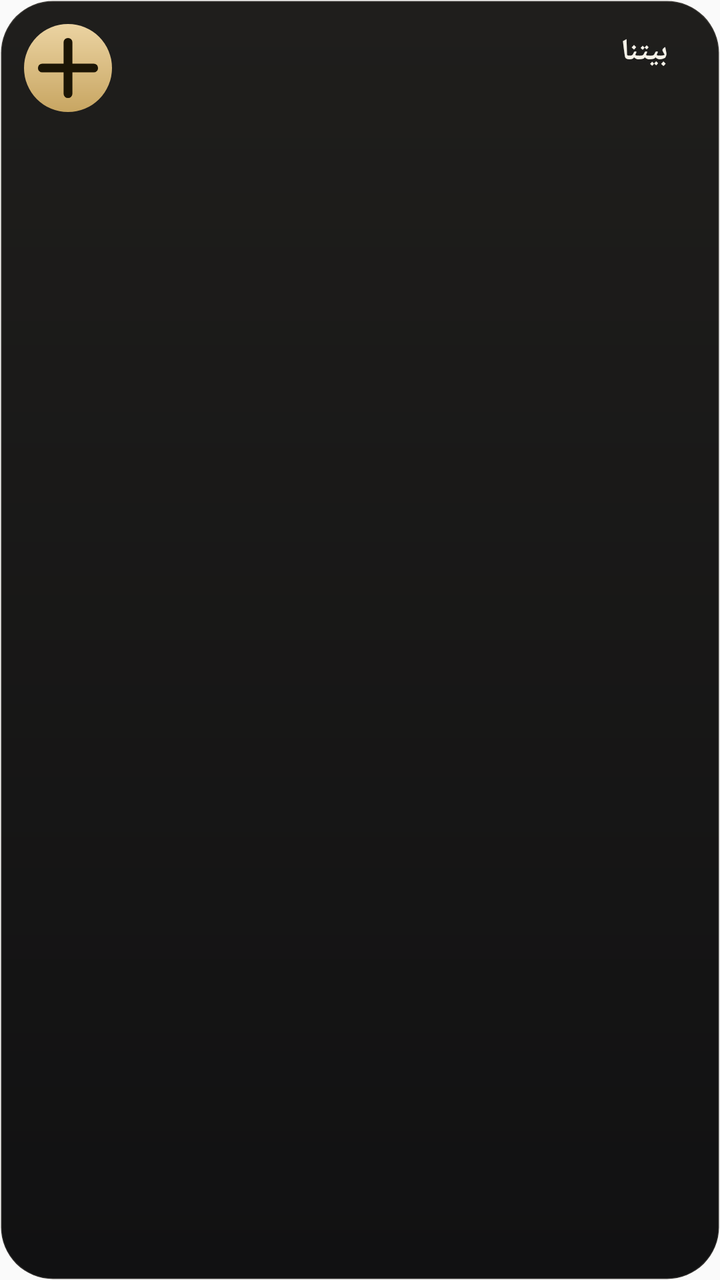
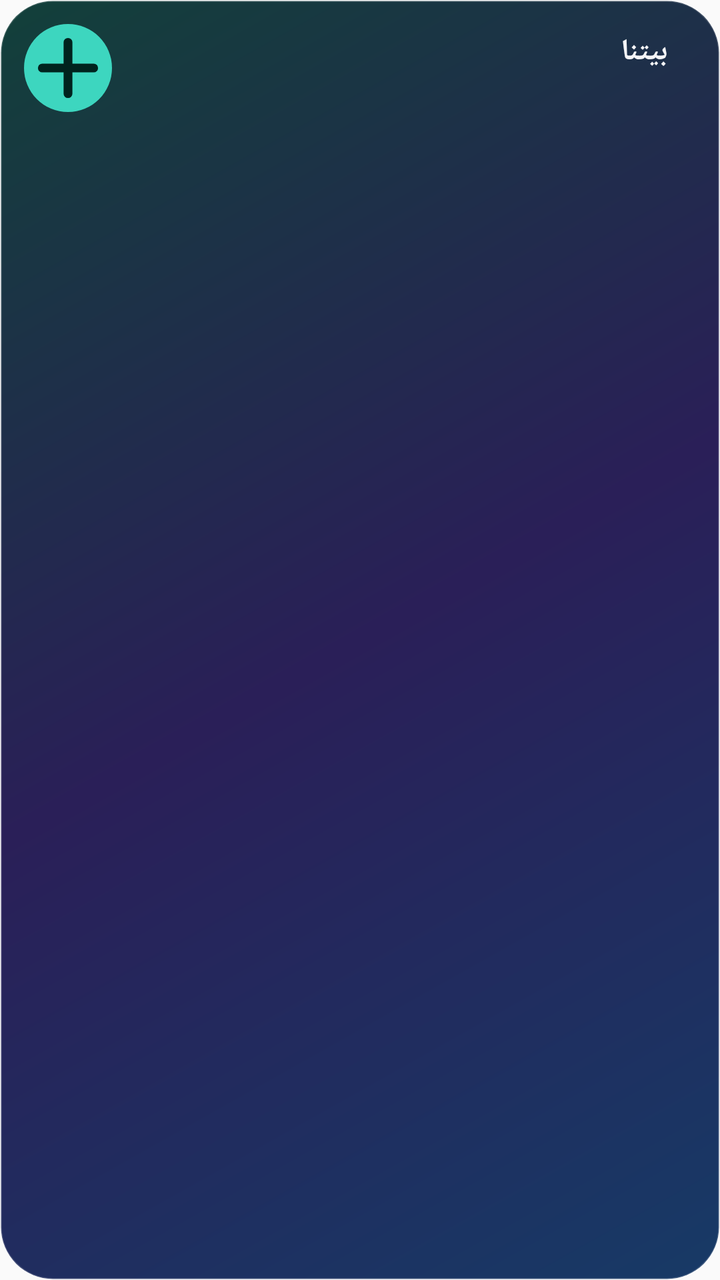

Compare the two renders of this Android layout. The source of the first and the diff that turns it into the second are given below.
<!-- AndroidManifest.xml: application theme AppTheme -->
<!-- res/layout/widget_list.xml -->
<?xml version="1.0" encoding="utf-8"?>
<LinearLayout xmlns:android="http://schemas.android.com/apk/res/android"
    android:id="@+id/widget_root" android:layout_width="match_parent" android:layout_height="match_parent"
    android:background="@drawable/widget_bg" android:layoutDirection="rtl" android:orientation="vertical"
    android:paddingStart="16dp" android:paddingTop="12dp" android:paddingEnd="12dp" android:paddingBottom="8dp">
    <LinearLayout android:layout_width="match_parent" android:layout_height="wrap_content" android:gravity="center_vertical" android:orientation="horizontal">
        <TextView android:id="@+id/widget_count" android:layout_width="wrap_content" android:layout_height="wrap_content"
            android:textColor="#FFDCC08A" android:textSize="26sp" android:textStyle="bold" />
        <LinearLayout android:layout_width="0dp" android:layout_height="wrap_content" android:layout_weight="1"
            android:layout_marginStart="10dp" android:orientation="vertical">
            <TextView android:layout_width="wrap_content" android:layout_height="wrap_content" android:text="@string/app_name"
                android:textColor="#FFF6F2E9" android:textSize="15sp" android:textStyle="bold" />
            <TextView android:id="@+id/widget_label" android:layout_width="wrap_content" android:layout_height="wrap_content"
                android:maxLines="1" android:textColor="#FFA8A398" android:textSize="12sp" />
        </LinearLayout>
        <ImageView android:id="@+id/widget_add" android:layout_width="44dp" android:layout_height="44dp"
            android:contentDescription="@string/widget_add" android:src="@drawable/widget_add" />
    </LinearLayout>
    <ListView android:id="@+id/widget_list" android:layout_width="match_parent" android:layout_height="0dp" android:layout_weight="1"
        android:layout_marginTop="8dp" android:divider="#14FFF5E1" android:dividerHeight="1dp" android:scrollbars="none" />
    <TextView android:id="@+id/widget_empty" android:layout_width="match_parent" android:layout_height="0dp" android:layout_weight="1"
        android:gravity="center" android:textColor="#FFA8A398" android:textSize="13sp" />
</LinearLayout>
<!-- resources referenced by this layout -->
<resources>
  <!-- drawable widget_add (drawable) -->
  <?xml version="1.0" encoding="utf-8"?>
  <layer-list xmlns:android="http://schemas.android.com/apk/res/android">
      <item>
          <shape android:shape="oval">
              <gradient android:angle="270" android:startColor="#FFEBD3A2" android:endColor="#FFC8A662" />
          </shape>
      </item>
      <item android:drawable="@drawable/widget_plus" android:gravity="center" android:width="22dp" android:height="22dp" />
  </layer-list>
  <!-- drawable widget_bg (drawable) -->
  <?xml version="1.0" encoding="utf-8"?>
  <shape xmlns:android="http://schemas.android.com/apk/res/android" android:shape="rectangle">
      <gradient android:angle="270" android:startColor="#FF1F1E1C" android:endColor="#FF111112" />
      <corners android:radius="26dp" />
      <stroke android:width="1dp" android:color="#1FFFF5E1" />
  </shape>
  <string name="app_name">بيتنا</string>
  <string name="widget_add">غرض جديد</string>
  <style name="AppTheme" parent="Theme.AppCompat.Light.DarkActionBar">
          
          <item name="colorPrimary">@color/colorPrimary</item>
          <item name="colorPrimaryDark">@color/colorPrimaryDark</item>
          <item name="colorAccent">@color/colorAccent</item>
      </style>
  <!-- drawable widget_plus (drawable) -->
  <?xml version="1.0" encoding="utf-8"?>
  <vector xmlns:android="http://schemas.android.com/apk/res/android"
      android:width="24dp" android:height="24dp" android:viewportWidth="24" android:viewportHeight="24">
      <path android:pathData="M12,5v14M5,12h14" android:strokeColor="#FF1C1505" android:strokeWidth="2.4" android:strokeLineCap="round" />
  </vector>
</resources>

<!-- the commit's change to res/layout/widget_list.xml (unified diff, before → after) -->
@@ -5,19 +5,19 @@
     android:paddingStart="16dp" android:paddingTop="12dp" android:paddingEnd="12dp" android:paddingBottom="8dp">
     <LinearLayout android:layout_width="match_parent" android:layout_height="wrap_content" android:gravity="center_vertical" android:orientation="horizontal">
         <TextView android:id="@+id/widget_count" android:layout_width="wrap_content" android:layout_height="wrap_content"
-            android:textColor="#FFDCC08A" android:textSize="26sp" android:textStyle="bold" />
+            android:textColor="#FFFFFFFF" android:textSize="26sp" android:textStyle="bold" />
         <LinearLayout android:layout_width="0dp" android:layout_height="wrap_content" android:layout_weight="1"
             android:layout_marginStart="10dp" android:orientation="vertical">
             <TextView android:layout_width="wrap_content" android:layout_height="wrap_content" android:text="@string/app_name"
-                android:textColor="#FFF6F2E9" android:textSize="15sp" android:textStyle="bold" />
+                android:textColor="#FFF5F5F7" android:textSize="15sp" android:textStyle="bold" />
             <TextView android:id="@+id/widget_label" android:layout_width="wrap_content" android:layout_height="wrap_content"
-                android:maxLines="1" android:textColor="#FFA8A398" android:textSize="12sp" />
+                android:maxLines="1" android:textColor="#FFC4C5CF" android:textSize="12sp" />
         </LinearLayout>
         <ImageView android:id="@+id/widget_add" android:layout_width="44dp" android:layout_height="44dp"
             android:contentDescription="@string/widget_add" android:src="@drawable/widget_add" />
     </LinearLayout>
     <ListView android:id="@+id/widget_list" android:layout_width="match_parent" android:layout_height="0dp" android:layout_weight="1"
-        android:layout_marginTop="8dp" android:divider="#14FFF5E1" android:dividerHeight="1dp" android:scrollbars="none" />
+        android:layout_marginTop="8dp" android:divider="#24FFFFFF" android:dividerHeight="1dp" android:scrollbars="none" />
     <TextView android:id="@+id/widget_empty" android:layout_width="match_parent" android:layout_height="0dp" android:layout_weight="1"
-        android:gravity="center" android:textColor="#FFA8A398" android:textSize="13sp" />
+        android:gravity="center" android:textColor="#FFC4C5CF" android:textSize="13sp" />
 </LinearLayout>
<!-- resource entries referenced after the edit -->
@@ -5,7 +5,7 @@
   <layer-list xmlns:android="http://schemas.android.com/apk/res/android">
       <item>
           <shape android:shape="oval">
-              <gradient android:angle="270" android:startColor="#FFEBD3A2" android:endColor="#FFC8A662" />
+              <solid android:color="#FF3DD6BF" />
           </shape>
       </item>
       <item android:drawable="@drawable/widget_plus" android:gravity="center" android:width="22dp" android:height="22dp" />
@@ -13,9 +13,9 @@
   <!-- drawable widget_bg (drawable) -->
   <?xml version="1.0" encoding="utf-8"?>
   <shape xmlns:android="http://schemas.android.com/apk/res/android" android:shape="rectangle">
-      <gradient android:angle="270" android:startColor="#FF1F1E1C" android:endColor="#FF111112" />
+      <gradient android:angle="315" android:startColor="#FF12403A" android:centerColor="#FF2A1F58" android:endColor="#FF173A66" />
       <corners android:radius="26dp" />
-      <stroke android:width="1dp" android:color="#1FFFF5E1" />
+      <stroke android:width="1dp" android:color="#29FFFFFF" />
   </shape>
   <string name="app_name">بيتنا</string>
   <string name="widget_add">غرض جديد</string>
@@ -29,7 +29,7 @@
   <?xml version="1.0" encoding="utf-8"?>
   <vector xmlns:android="http://schemas.android.com/apk/res/android"
       android:width="24dp" android:height="24dp" android:viewportWidth="24" android:viewportHeight="24">
-      <path android:pathData="M12,5v14M5,12h14" android:strokeColor="#FF1C1505" android:strokeWidth="2.4" android:strokeLineCap="round" />
+      <path android:pathData="M12,5v14M5,12h14" android:strokeColor="#FF00231E" android:strokeWidth="2.4" android:strokeLineCap="round" />
   </vector>
 </resources>
 
